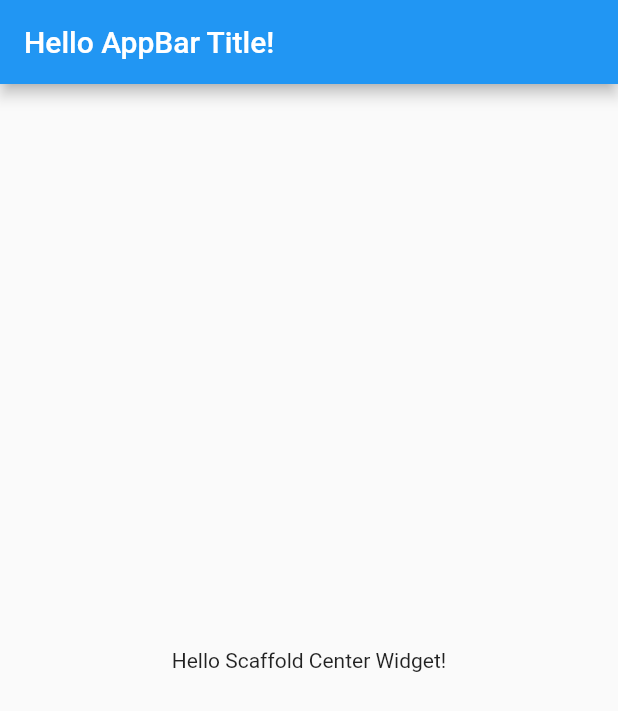
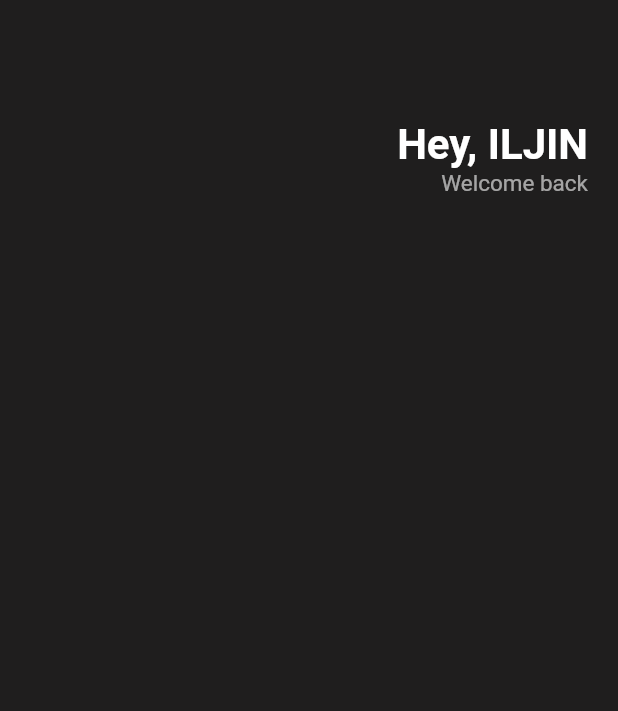
Before and after one commit to beyondsteps/Toonflix, a Flutter app: the screen it shows after launch, on a phone screen of 412 x 824 dp. Shown: the top 711 px of the screen. Run offline on Flutter 3.47's test engine with Material 2 defaults, Android fonts, the phone set to English and light mode, and no system bars.

Commit message:
nomad20230627devtool

```diff
--- a/lib/main.dart
+++ b/lib/main.dart
@@ -9,11 +9,42 @@ class App extends StatelessWidget {
   Widget build(BuildContext context) {
     return MaterialApp(
       home: Scaffold(
-          appBar: AppBar(
-            title: Text('Hello AppBar Title!'),
-          ),
-          body: Center(
-            child: Text('Hello Scaffold Center Widget!'),
+          backgroundColor: Color.fromARGB(255, 31, 30, 30),
+          body: Padding(
+            padding: EdgeInsets.symmetric(horizontal: 20),
+            child: Column(
+              children: [
+                SizedBox(
+                  height: 80,
+                ),
+                Row(
+                  mainAxisAlignment: MainAxisAlignment.end,
+                  children: [
+                    Column(
+                      crossAxisAlignment: CrossAxisAlignment.end,
+                      children: [
+                        Text(
+                          'Hey, ILJIN',
+                          style: TextStyle(
+                            color: Colors.white,
+                            fontSize: 28,
+                            fontWeight: FontWeight.w700,
+                            fontStyle: FontStyle.normal,
+                          ),
+                        ),
+                        Text(
+                          'Welcome back',
+                          style: TextStyle(
+                            color: Colors.white.withOpacity(0.6),
+                            fontSize: 15,
+                          ),
+                        ),
+                      ],
+                    ),
+                  ],
+                )
+              ],
+            ),
           )),
     );
   }
```
Also changed, not shown: lib/ea.dart (added).
